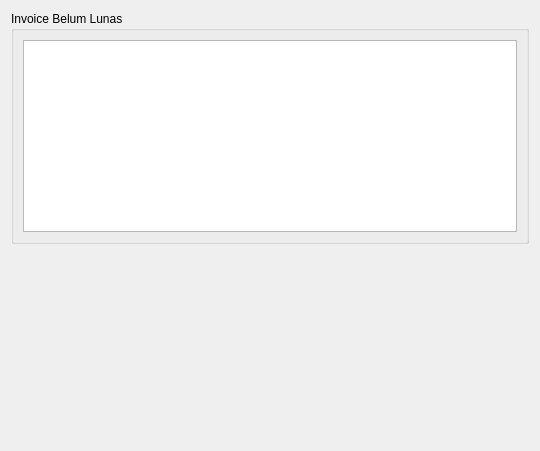
Old version of the form src/ui/widgetinvoice.ui in the repository AyahnaSyahid/Printex-KaosPolos.
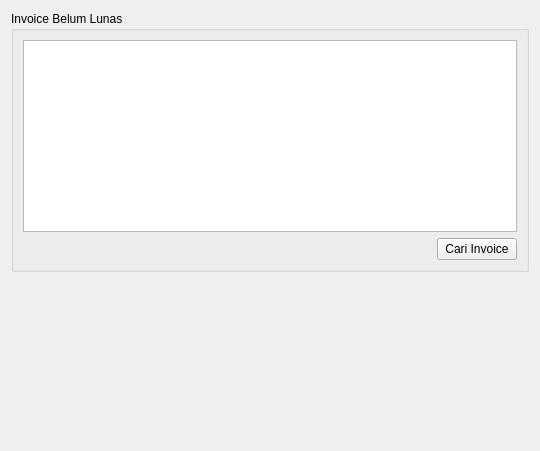
New version of the form.

```diff
--- a/src/ui/widgetinvoice.ui
+++ b/src/ui/widgetinvoice.ui
@@ -45,6 +45,30 @@
         </attribute>
        </widget>
       </item>
+      <item>
+       <layout class="QHBoxLayout" name="horizontalLayout">
+        <item>
+         <spacer name="horizontalSpacer">
+          <property name="orientation">
+           <enum>Qt::Orientation::Horizontal</enum>
+          </property>
+          <property name="sizeHint" stdset="0">
+           <size>
+            <width>40</width>
+            <height>20</height>
+           </size>
+          </property>
+         </spacer>
+        </item>
+        <item>
+         <widget class="QPushButton" name="pushButton">
+          <property name="text">
+           <string>Cari Invoice</string>
+          </property>
+         </widget>
+        </item>
+       </layout>
+      </item>
      </layout>
     </widget>
    </item>
```
